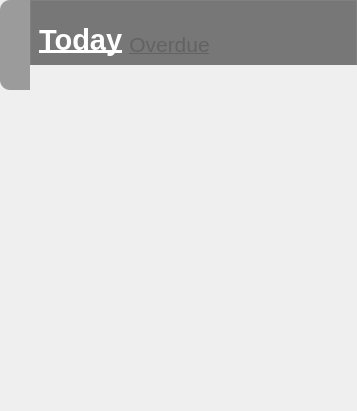
The window that gui/todoWidget.ui (WatsonJay/tomato_farm) describes before a commit, drawn with Qt 5.
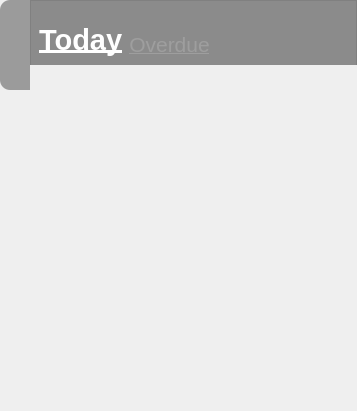
The same window after the commit. Icons and pictures are not drawn.

```diff
--- a/gui/todoWidget.ui
+++ b/gui/todoWidget.ui
@@ -142,7 +142,7 @@
         </property>
         <property name="styleSheet">
          <string notr="true">QWidget#windowBar{
-background:rgba(86, 86, 86, 200);
+background:rgba(26, 26, 26, 120);
 border-top:1px solid gray;
 border-right:1px solid gray;
 border-left:1px solid gray;
@@ -166,7 +166,7 @@
         </property>
         <property name="styleSheet">
          <string notr="true">QWidget#toolWidget{
-background:rgba(86, 86, 86, 200);
+background:rgba(26, 26, 26, 120);
 border-right:1px solid gray;
 border-left:1px solid gray;
 }</string>
@@ -218,7 +218,7 @@
             <string notr="true">#changeButton{
 	border:none;
 	margin-top:10px;
-	color: rgb(98, 98, 98);
+	color: rgb(158, 158, 158);
 }</string>
            </property>
            <property name="text">
```
Left out of the diff: 2 changed lines with no effect on the pictures.
